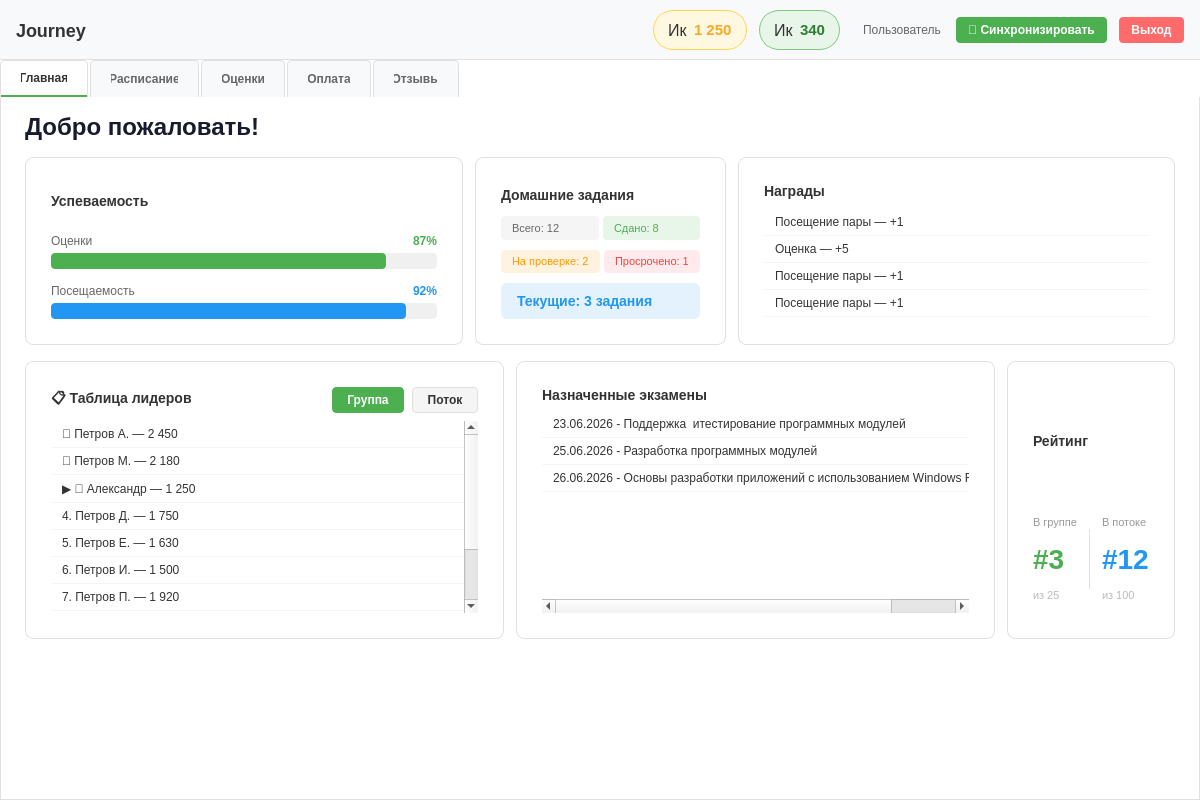
Old version of the form Qt/Journey/ui/main/mainwindow.ui in the repository 1Creech12/C-DZ.
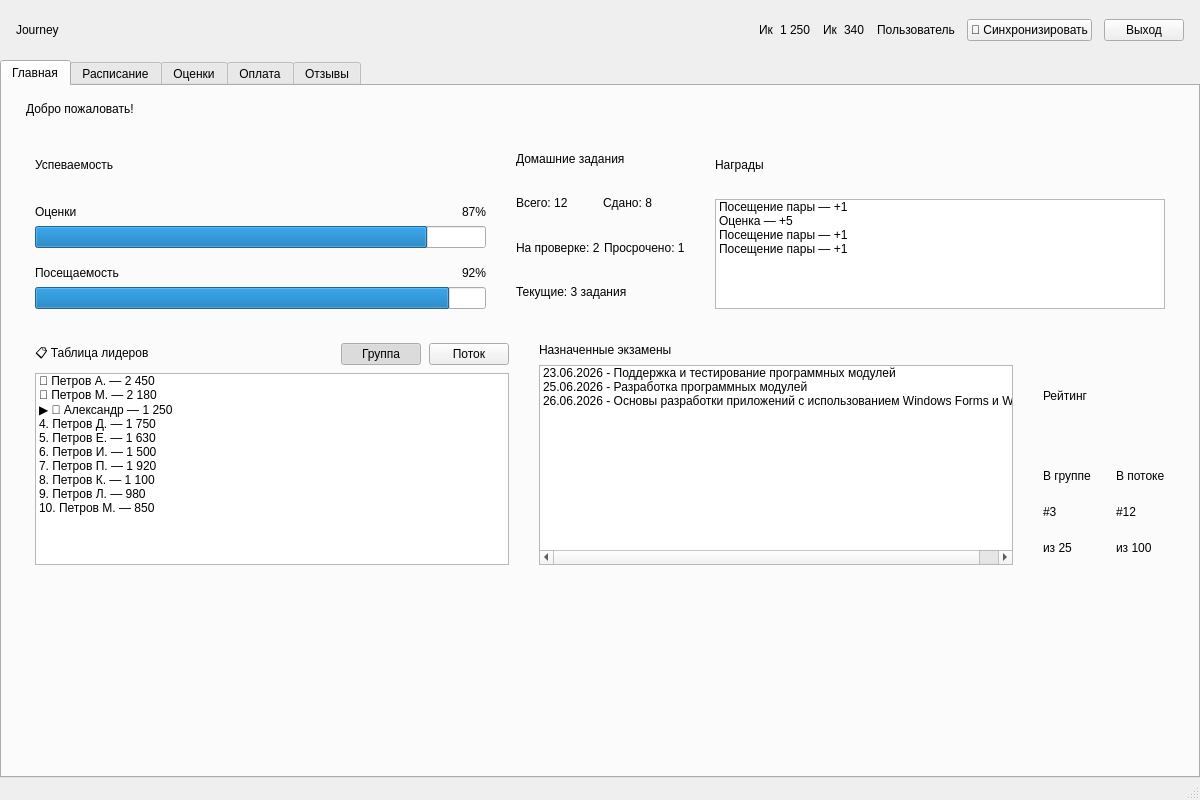
New version of the form.

What changed in the file:
```diff
--- a/Qt/Journey/ui/main/mainwindow.ui
+++ b/Qt/Journey/ui/main/mainwindow.ui
@@ -19,71 +19,6 @@
   <property name="windowTitle">
    <string>Journey</string>
   </property>
-  <property name="styleSheet">
-   <string notr="true">
-QMainWindow {
-    background-color: #ffffff;
-}
-QLabel {
-    color: #333;
-}
-QPushButton {
-    background-color: #f5f5f5;
-    border: 1px solid #e0e0e0;
-    border-radius: 4px;
-    padding: 6px 12px;
-    color: #333;
-    font-weight: 500;
-}
-QPushButton:hover {
-    background-color: #eeeeee;
-}
-QPushButton:pressed {
-    background-color: #e0e0e0;
-}
-QComboBox {
-    background-color: #f5f5f5;
-    border: 1px solid #e0e0e0;
-    border-radius: 4px;
-    padding: 4px 8px;
-}
-QListWidget {
-    border: 1px solid #e0e0e0;
-    border-radius: 4px;
-}
-QListWidget::item {
-    padding: 8px;
-    border-bottom: 1px solid #f0f0f0;
-}
-QListWidget::item:selected {
-    background-color: #f5f5f5;
-}
-QTabWidget::pane {
-    border: 1px solid #e0e0e0;
-    border-top: none;
-    background-color: #ffffff;
-}
-QTabBar::tab {
-    background-color: #f8f9fa;
-    border: 1px solid #e0e0e0;
-    border-bottom: none;
-    padding: 10px 20px;
-    margin-right: 2px;
-    border-top-left-radius: 4px;
-    border-top-right-radius: 4px;
-    color: #666;
-    font-weight: 500;
-}
-QTabBar::tab:selected {
-    background-color: #ffffff;
-    color: #333;
-    border-bottom: 2px solid #4CAF50;
-}
-QTabBar::tab:hover {
-    background-color: #f0f0f0;
-}
-   </string>
-  </property>
   <widget class="QWidget" name="centralwidget">
    <layout class="QVBoxLayout" name="verticalLayout" stretch="0,1">
     <property name="spacing">
@@ -115,14 +50,6 @@
         <height>60</height>
        </size>
       </property>
-      <property name="styleSheet">
-       <string notr="true">
-QWidget#topBar {
-    background-color: #f8f9fa;
-    border-bottom: 1px solid #e0e0e0;
-}
-   </string>
-      </property>
       <layout class="QHBoxLayout" name="horizontalLayout">
        <property name="spacing">
         <number>12</number>
@@ -141,9 +68,6 @@
        </property>
        <item>
         <widget class="QLabel" name="appTitle">
-         <property name="styleSheet">
-          <string notr="true">font-size: 18px; font-weight: bold; color: #333;</string>
-         </property>
          <property name="text">
           <string>Journey</string>
          </property>
@@ -164,16 +88,6 @@
        </item>
        <item>
         <widget class="QFrame" name="coinsBadge">
-         <property name="styleSheet">
-          <string notr="true">
-QFrame#coinsBadge {
-    background-color: #FFF8E1;
-    border: 1px solid #FFD54F;
-    border-radius: 20px;
-    padding: 6px 14px;
-}
-      </string>
-         </property>
          <layout class="QHBoxLayout" name="coinsBadgeLayout">
           <property name="spacing">
            <number>6</number>
@@ -192,9 +106,6 @@
           </property>
           <item>
            <widget class="QLabel" name="coinsIcon">
-            <property name="styleSheet">
-             <string notr="true">font-size: 16px; background: transparent;</string>
-            </property>
             <property name="text">
              <string>Ик</string>
             </property>
@@ -202,9 +113,6 @@
           </item>
           <item>
            <widget class="QLabel" name="coinsValue">
-            <property name="styleSheet">
-             <string notr="true">font-size: 15px; font-weight: bold; color: #F9A825; background: transparent;</string>
-            </property>
             <property name="text">
              <string>1 250</string>
             </property>
@@ -215,16 +123,6 @@
        </item>
        <item>
         <widget class="QFrame" name="gemsBadge">
-         <property name="styleSheet">
-          <string notr="true">
-QFrame#gemsBadge {
-    background-color: #E8F5E9;
-    border: 1px solid #81C784;
-    border-radius: 20px;
-    padding: 6px 14px;
-}
-      </string>
-         </property>
          <layout class="QHBoxLayout" name="gemsBadgeLayout">
           <property name="spacing">
            <number>6</number>
@@ -243,9 +141,6 @@
           </property>
           <item>
            <widget class="QLabel" name="gemsIcon">
-            <property name="styleSheet">
-             <string notr="true">font-size: 16px; background: transparent;</string>
-            </property>
             <property name="text">
              <string>Ик</string>
             </property>
@@ -253,9 +148,6 @@
           </item>
           <item>
            <widget class="QLabel" name="gemsValue">
-            <property name="styleSheet">
-             <string notr="true">font-size: 15px; font-weight: bold; color: #2E7D32; background: transparent;</string>
-            </property>
             <property name="text">
              <string>340</string>
             </property>
@@ -266,9 +158,6 @@
        </item>
        <item>
         <widget class="QLabel" name="userLabel">
-         <property name="styleSheet">
-          <string notr="true">color: #666; font-size: 12px; margin-left: 8px;</string>
-         </property>
          <property name="text">
           <string>Пользователь</string>
          </property>
@@ -276,24 +165,6 @@
        </item>
        <item>
         <widget class="QPushButton" name="syncButton">
-         <property name="styleSheet">
-          <string notr="true">
-                        QPushButton {
-                            background-color: #4CAF50;
-                            color: white;
-                            border: none;
-                            border-radius: 4px;
-                            padding: 6px 12px;
-                            font-weight: 500;
-                        }
-                        QPushButton:hover {
-                            background-color: #45a049;
-                        }
-                        QPushButton:pressed {
-                            background-color: #3d8b40;
-                        }
-                    </string>
-         </property>
          <property name="text">
           <string>🔄 Синхронизировать</string>
          </property>
@@ -307,21 +178,6 @@
            <height>16777215</height>
           </size>
          </property>
-         <property name="styleSheet">
-          <string notr="true">
-QPushButton {
-    background-color: #ff6b6b;
-    color: white;
-    border: none;
-    border-radius: 4px;
-    padding: 6px 12px;
-    font-weight: 500;
-}
-QPushButton:hover {
-    background-color: #ff5252;
-}
-      </string>
-         </property>
          <property name="text">
           <string>Выход</string>
          </property>
@@ -357,9 +213,6 @@
         </property>
         <item>
          <widget class="QLabel" name="welcomeLabel">
-          <property name="styleSheet">
-           <string notr="true">font-size: 24px; font-weight: bold; color: #1a1a2e;</string>
-          </property>
           <property name="text">
            <string>Добро пожаловать!</string>
           </property>
@@ -372,25 +225,12 @@
           </property>
           <item>
            <widget class="QFrame" name="gradesAttendanceBlock">
-            <property name="styleSheet">
-             <string notr="true">
-QFrame#gradesAttendanceBlock {
-    background-color: #ffffff;
-    border: 1px solid #e0e0e0;
-    border-radius: 8px;
-    padding: 16px;
-}
-              </string>
-            </property>
             <layout class="QVBoxLayout" name="gradesAttendanceLayout">
              <property name="spacing">
               <number>14</number>
              </property>
              <item>
               <widget class="QLabel" name="gradesAttendanceTitle">
-               <property name="styleSheet">
-                <string notr="true">font-size: 14px; font-weight: 600; color: #333;</string>
-               </property>
                <property name="text">
                 <string>Успеваемость</string>
                </property>
@@ -405,9 +245,6 @@
                 <layout class="QHBoxLayout" name="gradesHeaderLayout">
                  <item>
                   <widget class="QLabel" name="gradesLabel">
-                   <property name="styleSheet">
-                    <string notr="true">font-size: 12px; color: #666;</string>
-                   </property>
                    <property name="text">
                     <string>Оценки</string>
                    </property>
@@ -428,9 +265,6 @@
                  </item>
                  <item>
                   <widget class="QLabel" name="gradesPercentLabel">
-                   <property name="styleSheet">
-                    <string notr="true">font-size: 12px; font-weight: bold; color: #4CAF50;</string>
-                   </property>
                    <property name="text">
                     <string>87%</string>
                    </property>
@@ -440,20 +274,6 @@
                </item>
                <item>
                 <widget class="QProgressBar" name="gradesProgressBar">
-                 <property name="styleSheet">
-                  <string notr="true">
-QProgressBar {
-    background-color: #f0f0f0;
-    border: none;
-    border-radius: 4px;
-    height: 8px;
-}
-QProgressBar::chunk {
-    background-color: #4CAF50;
-    border-radius: 4px;
-}
-                        </string>
-                 </property>
                  <property name="value">
                   <number>87</number>
                  </property>
@@ -473,9 +293,6 @@
                 <layout class="QHBoxLayout" name="attendanceHeaderLayout">
                  <item>
                   <widget class="QLabel" name="attendanceLabel">
-                   <property name="styleSheet">
-                    <string notr="true">font-size: 12px; color: #666;</string>
-                   </property>
                    <property name="text">
                     <string>Посещаемость</string>
                    </property>
@@ -496,9 +313,6 @@
                  </item>
                  <item>
                   <widget class="QLabel" name="attendancePercentLabel">
-                   <property name="styleSheet">
-                    <string notr="true">font-size: 12px; font-weight: bold; color: #2196F3;</string>
-                   </property>
                    <property name="text">
                     <string>92%</string>
                    </property>
@@ -508,20 +322,6 @@
                </item>
                <item>
                 <widget class="QProgressBar" name="attendanceProgressBar">
-                 <property name="styleSheet">
-                  <string notr="true">
-QProgressBar {
-    background-color: #f0f0f0;
-    border: none;
-    border-radius: 4px;
-    height: 8px;
-}
-QProgressBar::chunk {
-    background-color: #2196F3;
-    border-radius: 4px;
-}
-                        </string>
-                 </property>
                  <property name="value">
                   <number>92</number>
                  </property>
@@ -537,25 +337,12 @@
           </item>
           <item>
            <widget class="QFrame" name="homeworkBlock">
-            <property name="styleSheet">
-             <string notr="true">
-QFrame#homeworkBlock {
-    background-color: #ffffff;
-    border: 1px solid #e0e0e0;
-    border-radius: 8px;
-    padding: 16px;
-}
-              </string>
-            </property>
             <layout class="QVBoxLayout" name="homeworkBlockLayout">
              <property name="spacing">
               <number>10</number>
              </property>
              <item>
               <widget class="QLabel" name="homeworkBlockTitle">
-               <property name="styleSheet">
-                <string notr="true">font-size: 14px; font-weight: 600; color: #333;</string>
-               </property>
                <property name="text">
                 <string>Домашние задания</string>
                </property>
@@ -568,9 +355,6 @@
                </property>
                <item>
                 <widget class="QLabel" name="homeworkTotalLabel">
-                 <property name="styleSheet">
-                  <string notr="true">font-size: 11px; color: #666; background-color: #f5f5f5; border-radius: 4px; padding: 4px 8px;</string>
-                 </property>
                  <property name="text">
                   <string>Всего: 12</string>
                  </property>
@@ -578,9 +362,6 @@
                </item>
                <item>
                 <widget class="QLabel" name="homeworkDoneLabel">
-                 <property name="styleSheet">
-                  <string notr="true">font-size: 11px; color: #4CAF50; background-color: #E8F5E9; border-radius: 4px; padding: 4px 8px;</string>
-                 </property>
                  <property name="text">
                   <string>Сдано: 8</string>
                  </property>
@@ -595,9 +376,6 @@
                </property>
                <item>
                 <widget class="QLabel" name="homeworkPendingLabel">
-                 <property name="styleSheet">
-                  <string notr="true">font-size: 11px; color: #FF9800; background-color: #FFF3E0; border-radius: 4px; padding: 4px 8px;</string>
-                 </property>
                  <property name="text">
                   <string>На проверке: 2</string>
                  </property>
@@ -605,9 +383,6 @@
                </item>
                <item>
                 <widget class="QLabel" name="homeworkOverdueLabel">
-                 <property name="styleSheet">
-                  <string notr="true">font-size: 11px; color: #F44336; background-color: #FFEBEE; border-radius: 4px; padding: 4px 8px;</string>
-                 </property>
                  <property name="text">
                   <string>Просрочено: 1</string>
                  </property>
@@ -617,9 +392,6 @@
              </item>
              <item>
               <widget class="QLabel" name="homeworkCurrentLabel">
-               <property name="styleSheet">
-                <string notr="true">font-size: 14px; font-weight: bold; color: #2196F3; background-color: #E3F2FD; border-radius: 6px; padding: 10px 12px;</string>
-               </property>
                <property name="text">
                 <string>Текущие: 3 задания</string>
                </property>
@@ -630,25 +402,12 @@
           </item>
           <item>
            <widget class="QFrame" name="awardsBlock">
-            <property name="styleSheet">
-             <string notr="true">
-QFrame#awardsBlock {
-    background-color: #ffffff;
-    border: 1px solid #e0e0e0;
-    border-radius: 8px;
-    padding: 16px;
-}
-              </string>
-            </property>
             <layout class="QVBoxLayout" name="awardsBlockLayout">
              <property name="spacing">
               <number>10</number>
              </property>
              <item>
               <widget class="QLabel" name="awardsBlockTitle">
-               <property name="styleSheet">
-                <string notr="true">font-size: 14px; font-weight: 600; color: #333;</string>
-               </property>
                <property name="text">
                 <string>Награды</string>
                </property>
@@ -662,19 +421,6 @@
                  <height>110</height>
                 </size>
                </property>
-               <property name="styleSheet">
-                <string notr="true">
-QListWidget {
-    border: none;
-    background: transparent;
-}
-QListWidget::item {
-    padding: 6px 8px;
-    border-bottom: 1px solid #f5f5f5;
-    color: #333;
-}
-                    </string>
-               </property>
                <item>
                 <property name="text">
                  <string>Посещение пары — +1</string>
@@ -709,16 +455,6 @@
           </property>
           <item>
            <widget class="QFrame" name="leaderboardBlock">
-            <property name="styleSheet">
-             <string notr="true">
-QFrame#leaderboardBlock {
-    background-color: #ffffff;
-    border: 1px solid #e0e0e0;
-    border-radius: 8px;
-    padding: 16px;
-}
-              </string>
-            </property>
             <layout class="QVBoxLayout" name="leaderboardBlockLayout">
              <property name="spacing">
               <number>8</number>
@@ -727,9 +463,6 @@
               <layout class="QHBoxLayout" name="leaderboardHeaderLayout">
                <item>
                 <widget class="QLabel" name="leaderboardTitle">
-                 <property name="styleSheet">
-                  <string notr="true">font-size: 14px; font-weight: 600; color: #333;</string>
-                 </property>
                  <property name="text">
                   <string>📋 Таблица лидеров</string>
                  </property>
@@ -750,30 +483,6 @@
                </item>
                <item>
                 <widget class="QPushButton" name="leaderboardGroupBtn">
-                 <property name="styleSheet">
-                  <string notr="true">
-QPushButton {
-    background-color: #f5f5f5;
-    border: 1px solid #e0e0e0;
-    border-radius: 4px;
-    padding: 5px 14px;
-    font-size: 12px;
-    font-weight: 500;
-    color: #333;
-}
-QPushButton:checked {
-    background-color: #4CAF50;
-    color: #ffffff;
-    border: 1px solid #4CAF50;
-}
-QPushButton:hover {
-    background-color: #eeeeee;
-}
-QPushButton:checked:hover {
-    background-color: #43A047;
-}
-                        </string>
-                 </property>
                  <property name="text">
                   <string>Группа</string>
                  </property>
@@ -787,30 +496,6 @@
                </item>
                <item>
                 <widget class="QPushButton" name="leaderboardStreamBtn">
-                 <property name="styleSheet">
-                  <string notr="true">
-QPushButton {
-    background-color: #f5f5f5;
-    border: 1px solid #e0e0e0;
-    border-radius: 4px;
-    padding: 5px 14px;
-    font-size: 12px;
-    font-weight: 500;
-    color: #333;
-}
-QPushButton:checked {
-    background-color: #4CAF50;
-    color: #ffffff;
-    border: 1px solid #4CAF50;
-}
-QPushButton:hover {
-    background-color: #eeeeee;
-}
-QPushButton:checked:hover {
-    background-color: #43A047;
-}
-                        </string>
-                 </property>
                  <property name="text">
                   <string>Поток</string>
                  </property>
@@ -842,19 +527,6 @@
                  </property>
                  <item>
                   <widget class="QListWidget" name="leaderboardGroupList">
-                   <property name="styleSheet">
-                    <string notr="true">
-QListWidget {
-    border: none;
-    background: transparent;
-}
-QListWidget::item {
-    padding: 6px 8px;
-    border-bottom: 1px solid #f5f5f5;
-    color: #333;
-}
-                            </string>
-                   </property>
                    <item>
                     <property name="text">
                      <string>🥇 Петров А. — 2 450</string>
@@ -994,25 +666,12 @@
           </item>
           <item>
            <widget class="QFrame" name="examsBlock">
-            <property name="styleSheet">
-             <string notr="true">
-QFrame#examsBlock {
-    background-color: #ffffff;
-    border: 1px solid #e0e0e0;
-    border-radius: 8px;
-    padding: 16px;
-}
-              </string>
-            </property>
             <layout class="QVBoxLayout" name="examsBlockLayout">
              <property name="spacing">
               <number>8</number>
              </property>
              <item>
               <widget class="QLabel" name="examsBlockTitle">
-               <property name="styleSheet">
-                <string notr="true">font-size: 14px; font-weight: 600; color: #333;</string>
-               </property>
                <property name="text">
                 <string>Назначенные экзамены</string>
                </property>
@@ -1020,22 +679,9 @@
              </item>
              <item>
               <widget class="QListWidget" name="examsList">
-               <property name="styleSheet">
-                <string notr="true">
-QListWidget {
-    border: none;
-    background: transparent;
-}
-QListWidget::item {
-    padding: 6px 8px;
-    border-bottom: 1px solid #f5f5f5;
-    color: #333;
-}
-                    </string>
-               </property>
                <item>
                 <property name="text">
-                 <string>23.06.2026 - Поддержка  итестирование программных модулей</string>
+                 <string>23.06.2026 - Поддержка и тестирование программных модулей</string>
                 </property>
                </item>
                <item>
@@ -1055,25 +701,12 @@
           </item>
           <item>
            <widget class="QFrame" name="ratingBlock">
-            <property name="styleSheet">
-             <string notr="true">
-QFrame#ratingBlock {
-    background-color: #ffffff;
-    border: 1px solid #e0e0e0;
-    border-radius: 8px;
-    padding: 16px;
-}
-              </string>
-            </property>
             <layout class="QVBoxLayout" name="ratingBlockLayout">
              <property name="spacing">
               <number>10</number>
              </property>
              <item>
               <widget class="QLabel" name="ratingBlockTitle">
-               <property name="styleSheet">
-                <string notr="true">font-size: 14px; font-weight: 600; color: #333;</string>
-               </property>
                <property name="text">
                 <string>Рейтинг</string>
                </property>
@@ -1091,9 +724,6 @@
                  </property>
                  <item>
                   <widget class="QLabel" name="ratingGroupLabel">
-                   <property name="styleSheet">
-                    <string notr="true">font-size: 11px; color: #999;</string>
-                   </property>
                    <property name="text">
                     <string>В группе</string>
                    </property>
@@ -1101,9 +731,6 @@
                  </item>
                  <item>
                   <widget class="QLabel" name="ratingGroupValue">
-                   <property name="styleSheet">
-                    <string notr="true">font-size: 28px; font-weight: bold; color: #4CAF50;</string>
-                   </property>
                    <property name="text">
                     <string>#3</string>
                    </property>
@@ -1111,9 +738,6 @@
                  </item>
                  <item>
                   <widget class="QLabel" name="ratingGroupTotal">
-                   <property name="styleSheet">
-                    <string notr="true">font-size: 11px; color: #bbb;</string>
-                   </property>
                    <property name="text">
                     <string>из 25</string>
                    </property>
@@ -1135,9 +759,6 @@
                    <height>60</height>
                   </size>
                  </property>
-                 <property name="styleSheet">
-                  <string notr="true">background-color: #e0e0e0;</string>
-                 </property>
                 </widget>
                </item>
                <item>
@@ -1147,9 +768,6 @@
                  </property>
                  <item>
                   <widget class="QLabel" name="ratingStreamLabel">
-                   <property name="styleSheet">
-                    <string notr="true">font-size: 11px; color: #999;</string>
-                   </property>
                    <property name="text">
                     <string>В потоке</string>
                    </property>
@@ -1157,9 +775,6 @@
                  </item>
                  <item>
                   <widget class="QLabel" name="ratingStreamValue">
-                   <property name="styleSheet">
-                    <string notr="true">font-size: 28px; font-weight: bold; color: #2196F3;</string>
-                   </property>
                    <property name="text">
                     <string>#12</string>
                    </property>
@@ -1167,9 +782,6 @@
                  </item>
                  <item>
                   <widget class="QLabel" name="ratingStreamTotal">
-                   <property name="styleSheet">
-                    <string notr="true">font-size: 11px; color: #bbb;</string>
-                   </property>
                    <property name="text">
                     <string>из 100</string>
                    </property>
@@ -1282,6 +894,7 @@
     </item>
    </layout>
   </widget>
+  <widget class="QStatusBar" name="statusBar"/>
  </widget>
  <resources/>
  <connections/>
```
Left out of the diff: 57 changed lines with no effect on the pictures.
